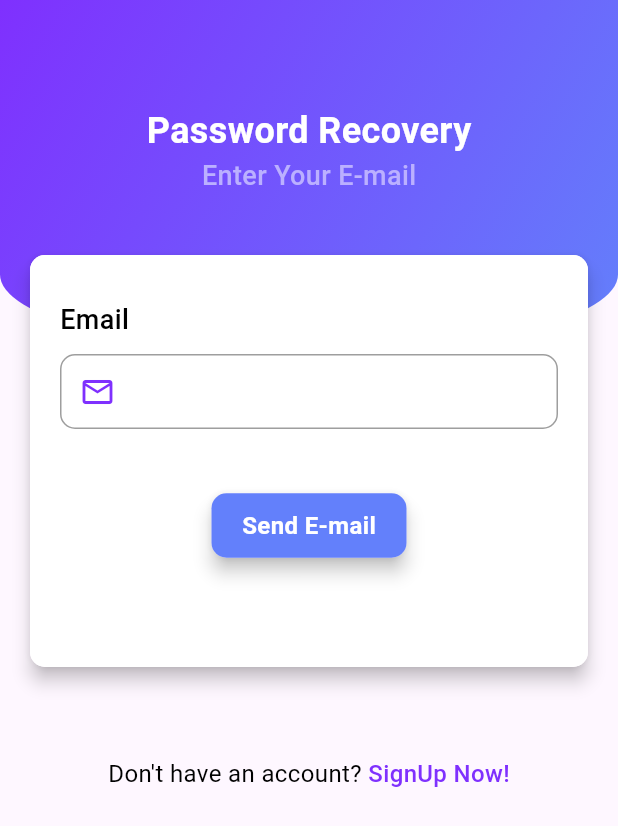
After one commit to MuhammadJunaidQamar/WhisperWave, a Flutter app: the screen it shows after launch, after a tap on "Forgot Password?", on a phone screen of 412 x 824 dp. The commit adds this screen. Shown: the top 826 px of the screen. Run offline on Flutter 3.47's test engine with Material 3 defaults, Android fonts, the phone set to English and light mode, and no system bars; our stand-ins replace cloud_firestore, firebase_auth, firebase_core, random_string, shared_preferences; accounts and stored records are empty; network calls fail.

Commit message:
added forgot password

```diff
--- a/lib/service/database.dart
+++ b/lib/service/database.dart
@@ -7,4 +7,11 @@ class DatabaseMethods {
         .doc(id)
         .set(userInfoMap);
   }
+
+  Future<QuerySnapshot> getUserbyemail(String email) async {
+    return await FirebaseFirestore.instance
+        .collection("users")
+        .where("Email", isEqualTo: email)
+        .get();
+  }
 }
--- a/lib/utils/routes.dart
+++ b/lib/utils/routes.dart
@@ -1,4 +1,5 @@
 import 'package:flutter/material.dart';
+import 'package:whisperwave/views/screens/auth/forgot_password_screen.dart';
 import 'package:whisperwave/views/screens/home_screen.dart';
 import 'package:whisperwave/views/screens/auth/signin_screen.dart';
 import 'package:whisperwave/views/screens/auth/signup_screen.dart';
@@ -21,6 +22,10 @@ class Routes {
       case RouteName.chatScreen:
         return MaterialPageRoute(builder: (context) => const ChatScreen());
 
+      case RouteName.forgotPasswordScreen:
+        return MaterialPageRoute(
+            builder: (context) => const ForgotPasswordScreen());
+
       case RouteName.signUpScreen:
         return MaterialPageRoute(builder: (context) => const SignUpScreen());
 
--- a/lib/utils/routes_name.dart
+++ b/lib/utils/routes_name.dart
@@ -4,4 +4,5 @@ class RouteName {
   static const String chatScreen = 'chat_screen';
   static const String signUpScreen = 'signup_screen';
   static const String splashScreen = 'splash_screen';
+  static const String forgotPasswordScreen = 'forgot_password_screen';
 }
--- /dev/null
+++ b/lib/views/screens/auth/forgot_password_screen.dart
@@ -0,0 +1,246 @@
+import 'package:firebase_auth/firebase_auth.dart';
+import 'package:flutter/material.dart';
+import 'package:whisperwave/utils/routes_name.dart';
+
+class ForgotPasswordScreen extends StatefulWidget {
+  const ForgotPasswordScreen({super.key});
+
+  @override
+  State<ForgotPasswordScreen> createState() => _ForgotPasswordScreenState();
+}
+
+class _ForgotPasswordScreenState extends State<ForgotPasswordScreen> {
+  String email = "";
+  TextEditingController userEmailEditingController =
+      new TextEditingController();
+  final _formkey = GlobalKey<FormState>();
+  resetPassword() async {
+    try {
+      await FirebaseAuth.instance.sendPasswordResetEmail(email: email);
+      ScaffoldMessenger.of(context).showSnackBar(
+        SnackBar(
+          backgroundColor: Colors.orangeAccent,
+          content: Text(
+            'Password ReSet E-mail has been sent',
+            style: TextStyle(fontSize: 18.0, color: Colors.black),
+          ),
+        ),
+      );
+    } on FirebaseException catch (e) {
+      if (e.code == 'user-not-found') {
+        ScaffoldMessenger.of(context).showSnackBar(
+          SnackBar(
+            backgroundColor: Colors.orangeAccent,
+            content: Text(
+              'No User Found For That E-Mail',
+              style: TextStyle(fontSize: 18.0, color: Colors.black),
+            ),
+          ),
+        );
+      } else {
+        ScaffoldMessenger.of(context).showSnackBar(
+          SnackBar(
+            backgroundColor: Colors.orangeAccent,
+            content: Text(
+              e.toString(),
+              style: TextStyle(fontSize: 18.0, color: Colors.black),
+            ),
+          ),
+        );
+      }
+    }
+  }
+
+  @override
+  Widget build(BuildContext context) {
+    return Scaffold(
+      resizeToAvoidBottomInset: false,
+      body: Container(
+        child: Stack(
+          children: [
+            Container(
+              height: MediaQuery.of(context).size.height / 3.5,
+              width: MediaQuery.of(context).size.width,
+              decoration: BoxDecoration(
+                gradient: LinearGradient(
+                  colors: [
+                    Color(0xFF7F30FE),
+                    Color(0xFF6380FB),
+                  ],
+                  begin: Alignment.topLeft,
+                  end: Alignment.bottomRight,
+                ),
+                borderRadius: BorderRadius.vertical(
+                  bottom: Radius.elliptical(
+                    MediaQuery.of(context).size.width,
+                    105.0,
+                  ),
+                ),
+              ),
+            ),
+            Padding(
+              padding: const EdgeInsets.only(top: 70.0),
+              child: Column(
+                children: [
+                  Center(
+                    child: Text(
+                      'Password Recovery',
+                      style: TextStyle(
+                        color: Colors.white,
+                        fontSize: 24.0,
+                        fontWeight: FontWeight.bold,
+                      ),
+                    ),
+                  ),
+                  Center(
+                    child: Text(
+                      'Enter Your E-mail',
+                      style: TextStyle(
+                        color: Color(0xFFBBB0FF),
+                        fontSize: 18.0,
+                        fontWeight: FontWeight.w500,
+                      ),
+                    ),
+                  ),
+                  SizedBox(
+                    height: 20.0,
+                  ),
+                  Container(
+                    margin:
+                        EdgeInsets.symmetric(vertical: 20.0, horizontal: 20.0),
+                    child: Material(
+                      elevation: 5.0,
+                      borderRadius: BorderRadius.circular(10),
+                      child: Container(
+                        padding: EdgeInsets.symmetric(
+                            vertical: 30.0, horizontal: 20.0),
+                        height: MediaQuery.of(context).size.height / 3,
+                        width: MediaQuery.of(context).size.width,
+                        decoration: BoxDecoration(
+                          color: Colors.white,
+                          borderRadius: BorderRadius.circular(10),
+                        ),
+                        child: Form(
+                          key: _formkey,
+                          child: Column(
+                            crossAxisAlignment: CrossAxisAlignment.start,
+                            children: [
+                              Text(
+                                'Email',
+                                style: TextStyle(
+                                  color: Colors.black,
+                                  fontSize: 18.0,
+                                  fontWeight: FontWeight.w500,
+                                ),
+                              ),
+                              SizedBox(
+                                height: 10.0,
+                              ),
+                              Container(
+                                decoration: BoxDecoration(
+                                  border: Border.all(
+                                    width: 1.0,
+                                    color: Colors.black38,
+                                  ),
+                                  borderRadius: BorderRadius.circular(10),
+                                ),
+                                child: TextFormField(
+                                  controller: userEmailEditingController,
+                                  validator: (Value) {
+                                    if (Value == null || Value.isEmpty) {
+                                      return 'Please enter your E-Mail.';
+                                    }
+                                    return null;
+                                  },
+                                  decoration: InputDecoration(
+                                    border: InputBorder.none,
+                                    prefixIcon: Icon(
+                                      Icons.mail_outline,
+                                      color: Color(0xFF7F30FE),
+                                    ),
+                                  ),
+                                ),
+                              ),
+                              Spacer(),
+                              GestureDetector(
+                                onTap: () {
+                                  if (_formkey.currentState!.validate()) {
+                                    setState(
+                                      () {
+                                        email = userEmailEditingController.text;
+                                      },
+                                    );
+                                  }
+                                  resetPassword();
+                                },
+                                child: Center(
+                                  child: Container(
+                                    width: 130,
+                                    child: Material(
+                                      borderRadius: BorderRadius.circular(10),
+                                      elevation: 5.0,
+                                      child: Container(
+                                        padding: EdgeInsets.all(10.0),
+                                        decoration: BoxDecoration(
+                                          color: Color(0xFF6380FB),
+                                          borderRadius:
+                                              BorderRadius.circular(10),
+                                        ),
+                                        child: Center(
+                                          child: Text(
+                                            'Send E-mail',
+                                            style: TextStyle(
+                                              color: Colors.white,
+                                              fontSize: 16,
+                                              fontWeight: FontWeight.bold,
+                                            ),
+                                          ),
+                                        ),
+                                      ),
+                                    ),
+                                  ),
+                                ),
+                              ),
+                              Spacer(),
+                            ],
+                          ),
+                        ),
+                      ),
+                    ),
+                  ),
+                  SizedBox(
+                    height: 40.0,
+                  ),
+                  Row(
+                    mainAxisAlignment: MainAxisAlignment.center,
+                    children: [
+                      Text(
+                        'Don\'t have an account?',
+                        style: TextStyle(
+                          color: Colors.black,
+                          fontSize: 16.0,
+                        ),
+                      ),
+                      InkWell(
+                        onTap: () => Navigator.pushNamed(
+                            context, RouteName.signUpScreen),
+                        child: Text(
+                          ' SignUp Now!',
+                          style: TextStyle(
+                            color: Color(0xFF7F30FE),
+                            fontSize: 16.0,
+                            fontWeight: FontWeight.w500,
+                          ),
+                        ),
+                      ),
+                    ],
+                  ),
+                ],
+              ),
+            )
+          ],
+        ),
+      ),
+    );
+  }
+}
--- a/lib/views/screens/auth/signin_screen.dart
+++ b/lib/views/screens/auth/signin_screen.dart
@@ -1,5 +1,10 @@
+import 'package:cloud_firestore/cloud_firestore.dart';
+import 'package:firebase_auth/firebase_auth.dart';
 import 'package:flutter/material.dart';
 import 'package:flutter/services.dart';
+import 'package:flutter/widgets.dart';
+import 'package:whisperwave/service/database.dart';
+import 'package:whisperwave/service/shared_pref.dart';
 import 'package:whisperwave/utils/routes_name.dart';
 
 class SignInScreen extends StatefulWidget {
@@ -10,6 +15,78 @@ class SignInScreen extends StatefulWidget {
 }
 
 class _SignInScreenState extends State<SignInScreen> {
+  String email = "",
+      password = "",
+      name = "",
+      username = "",
+      id = ""; //, pic = "";
+  TextEditingController userEmailEditingController =
+      new TextEditingController();
+  TextEditingController userPasswordEditingController =
+      new TextEditingController();
+  final _formkey = GlobalKey<FormState>();
+  userLogin() async {
+    try {
+      await FirebaseAuth.instance
+          .signInWithEmailAndPassword(email: email, password: password);
+      QuerySnapshot querySnapshot =
+          await DatabaseMethods().getUserbyemail(email);
+      if (querySnapshot.docs.isNotEmpty) {
+        name = "${querySnapshot.docs[0]["Name"]}";
+        username = "${querySnapshot.docs[0]["UserName"]}";
+        // pic = "${querySnapshot.docs[0]["Photo"]}";
+        id = querySnapshot.docs[0].id;
+      } else {
+        ScaffoldMessenger.of(context).showSnackBar(
+          SnackBar(
+            backgroundColor: Colors.orangeAccent,
+            content: Text(
+              'No User Found',
+              style: TextStyle(fontSize: 18.0, color: Colors.black),
+            ),
+          ),
+        );
+      }
+      await sharedPreferenceHelper().savedUserDisplayName(name);
+      await sharedPreferenceHelper().savedUserName(username);
+      await sharedPreferenceHelper().savedUserId(id);
+      // await sharedPreferenceHelper().savedUserPic(pic);
+      Navigator.pushNamed(context, RouteName.homeScreen);
+    } on FirebaseAuthException catch (e) {
+      if (e.code == 'user-not-found') {
+        ScaffoldMessenger.of(context).showSnackBar(
+          SnackBar(
+            backgroundColor: Colors.orangeAccent,
+            content: Text(
+              'No User Found For That E-Mail',
+              style: TextStyle(fontSize: 18.0, color: Colors.black),
+            ),
+          ),
+        );
+      } else if (e.code == 'wrong-password') {
+        ScaffoldMessenger.of(context).showSnackBar(
+          SnackBar(
+            backgroundColor: Colors.orangeAccent,
+            content: Text(
+              'Wrong Password provided by the user',
+              style: TextStyle(fontSize: 18.0, color: Colors.black),
+            ),
+          ),
+        );
+      } else {
+        ScaffoldMessenger.of(context).showSnackBar(
+          SnackBar(
+            backgroundColor: Colors.orangeAccent,
+            content: Text(
+              e.toString(),
+              style: TextStyle(fontSize: 18.0, color: Colors.black),
+            ),
+          ),
+        );
+      }
+    }
+  }
+
   @override
   Widget build(BuildContext context) {
     return PopScope(
@@ -18,6 +95,7 @@ class _SignInScreenState extends State<SignInScreen> {
         SystemNavigator.pop();
       },
       child: Scaffold(
+        resizeToAvoidBottomInset: false,
         body: Container(
           child: Stack(
             children: [
@@ -83,6 +161,8 @@ class _SignInScreenState extends State<SignInScreen> {
                             color: Colors.white,
                             borderRadius: BorderRadius.circular(10),
                           ),
+                          child: Form(
+                            key: _formkey,
                             child: Column(
                               crossAxisAlignment: CrossAxisAlignment.start,
                               children: [
@@ -105,7 +185,14 @@ class _SignInScreenState extends State<SignInScreen> {
                                     ),
                                     borderRadius: BorderRadius.circular(10),
                                   ),
-                                child: TextField(
+                                  child: TextFormField(
+                                    controller: userEmailEditingController,
+                                    validator: (Value) {
+                                      if (Value == null || Value.isEmpty) {
+                                        return 'Please enter your E-Mail.';
+                                      }
+                                      return null;
+                                    },
                                     decoration: InputDecoration(
                                       border: InputBorder.none,
                                       prefixIcon: Icon(
@@ -137,7 +224,14 @@ class _SignInScreenState extends State<SignInScreen> {
                                     ),
                                     borderRadius: BorderRadius.circular(10),
                                   ),
-                                child: TextField(
+                                  child: TextFormField(
+                                    controller: userPasswordEditingController,
+                                    validator: (Value) {
+                                      if (Value == null || Value.isEmpty) {
+                                        return 'Please enter your Password.';
+                                      }
+                                      return null;
+                                    },
                                     obscureText: true,
                                     decoration: InputDecoration(
                                       border: InputBorder.none,
@@ -151,7 +245,10 @@ class _SignInScreenState extends State<SignInScreen> {
                                 SizedBox(
                                   height: 10.0,
                                 ),
-                              Container(
+                                InkWell(
+                                  onTap: () => Navigator.pushNamed(
+                                      context, RouteName.forgotPasswordScreen),
+                                  child: Container(
                                     alignment: Alignment.bottomRight,
                                     child: Text(
                                       'Forgot Password?',
@@ -162,10 +259,22 @@ class _SignInScreenState extends State<SignInScreen> {
                                       ),
                                     ),
                                   ),
+                                ),
                                 SizedBox(
                                   height: 50.0,
                                 ),
-                              Center(
+                                GestureDetector(
+                                  onTap: () {
+                                    if (_formkey.currentState!.validate()) {
+                                      setState(() {
+                                        email = userEmailEditingController.text;
+                                        password =
+                                            userPasswordEditingController.text;
+                                      });
+                                    }
+                                    userLogin();
+                                  },
+                                  child: Center(
                                     child: Container(
                                       width: 130,
                                       child: Material(
@@ -175,7 +284,8 @@ class _SignInScreenState extends State<SignInScreen> {
                                           padding: EdgeInsets.all(10.0),
                                           decoration: BoxDecoration(
                                             color: Color(0xFF6380FB),
-                                        borderRadius: BorderRadius.circular(10),
+                                            borderRadius:
+                                                BorderRadius.circular(10),
                                           ),
                                           child: Center(
                                             child: Text(
@@ -191,7 +301,9 @@ class _SignInScreenState extends State<SignInScreen> {
                                       ),
                                     ),
                                   ),
+                                ),
                               ],
+                            ),
                           ),
                         ),
                       ),
```
Also changed, not shown: lib/views/screens/auth/signup_screen.dart (+9 -7 lines), lib/views/screens/home_screen.dart (+14 -5 lines). Lines whose indentation alone changed are shown as unchanged.
